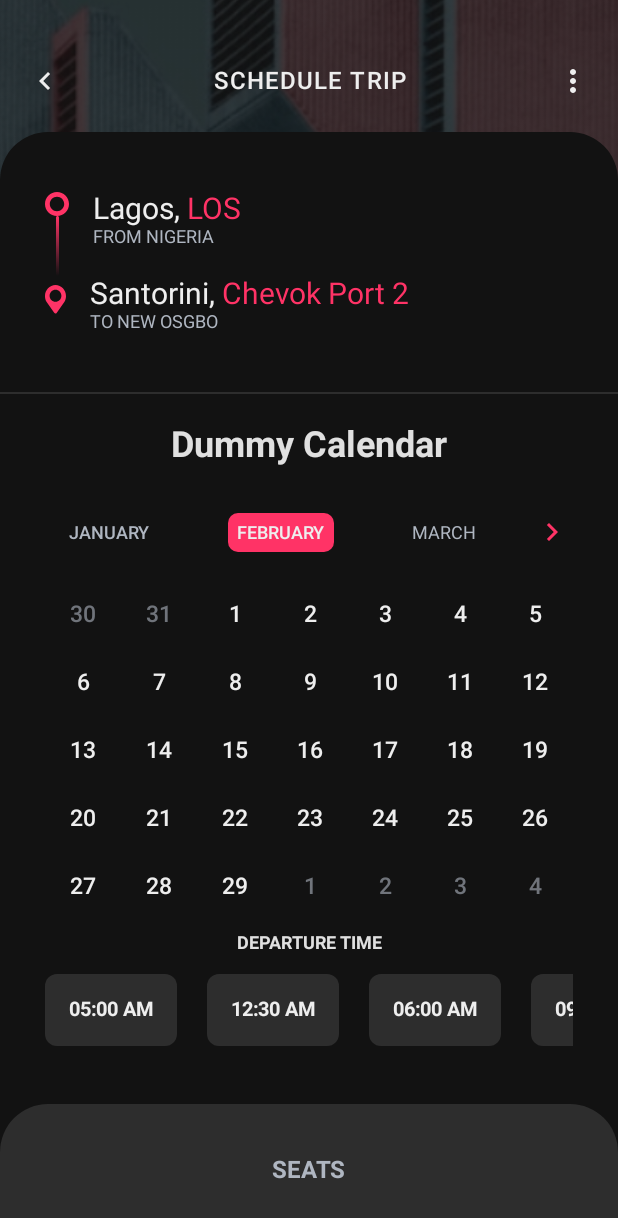
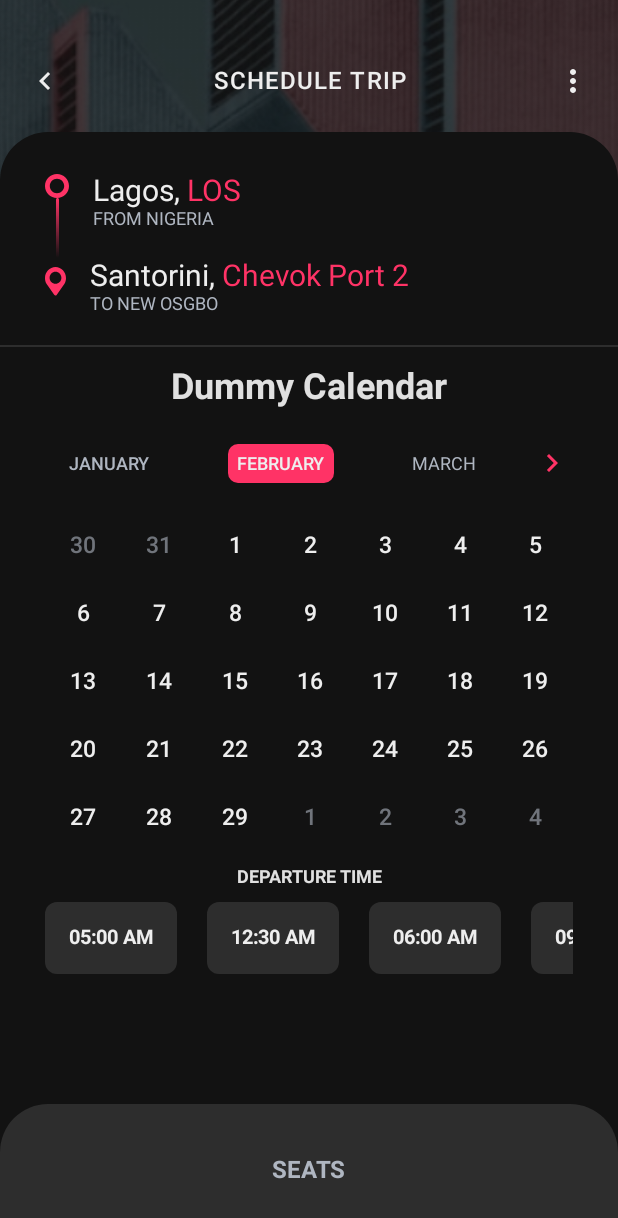
Before and after one commit to rvenky125/StackView, an Android app built with Jetpack Compose: the screen it shows after launch (MainActivity), on a phone screen of 412 x 824 dp. Shown: the top 1218 px of the screen. Run offline under Robolectric (Android 15) with nearby library versions, the phone set to English and light mode, and no system bars; our stand-ins replace accompanist.

Commit message:
Final commit

```diff
--- a/app/src/main/java/com/famas/stackviewexample/Util.kt
+++ b/app/src/main/java/com/famas/stackviewexample/Util.kt
@@ -1,8 +1,10 @@
 package com.famas.stackviewexample
 
 import androidx.compose.runtime.Composable
+import androidx.compose.ui.platform.LocalConfiguration
 import androidx.compose.ui.platform.LocalDensity
 import androidx.compose.ui.unit.Dp
+import androidx.compose.ui.unit.dp
 
 @Composable
 fun Dp.toPx(): Float {
@@ -10,3 +12,20 @@ fun Dp.toPx(): Float {
         toPx()
     }
 }
+
+
+@Composable
+fun getScreenSize(): ScreenSize {
+    val configuration = LocalConfiguration.current
+
+    val screenHeight = configuration.screenHeightDp.dp
+    val screenWidth = configuration.screenWidthDp.dp
+
+    return ScreenSize(screenWidth, screenHeight)
+}
+
+
+data class ScreenSize(
+    val width: Dp,
+    val height: Dp
+)
--- a/app/src/main/java/com/famas/stackviewexample/components/Calendar.kt
+++ b/app/src/main/java/com/famas/stackviewexample/components/Calendar.kt
@@ -39,6 +39,7 @@ import androidx.compose.ui.text.font.FontWeight
 import androidx.compose.ui.text.style.TextAlign
 import androidx.compose.ui.unit.dp
 import androidx.compose.ui.unit.sp
+import com.famas.stackviewexample.getScreenSize
 import com.famas.stackviewexample.ui.theme.ColorOnSurfaceVariant
 import com.famas.stackviewexample.ui.theme.ColorSurfaceDisabled
 import com.famas.stackviewexample.ui.theme.SpaceLarge
@@ -62,6 +63,8 @@ fun Calendar(
     setSelectedStartDateIndex: (Int?) -> Unit,
     setSelectedEndDateIndex: (Int?) -> Unit,
 ) {
+    val size = getScreenSize()
+
     Column {
         Row(
             modifier = Modifier
@@ -160,7 +163,7 @@ fun Calendar(
             fontWeight = FontWeight.Bold,
             modifier = Modifier
                 .fillMaxWidth()
-                .padding(top = SpaceSemiSmall),
+                .padding(top = size.height * 0.01f),
             textAlign = TextAlign.Center,
             lineHeight = 18.sp
         )
@@ -169,7 +172,7 @@ fun Calendar(
             modifier = Modifier
                 .fillMaxWidth()
                 .padding(horizontal = 30.dp)
-                .padding(top = SpaceMedium)
+                .padding(top = size.height * 0.01f)
         ) {
             itemsIndexed(timeSlots) { i, str ->
                 TimeChip(
--- a/app/src/main/java/com/famas/stackviewexample/components/ScheduleCalendarExpanded.kt
+++ b/app/src/main/java/com/famas/stackviewexample/components/ScheduleCalendarExpanded.kt
@@ -2,6 +2,9 @@ package com.famas.stackviewexample.components
 
 import androidx.compose.foundation.Image
 import androidx.compose.foundation.background
+import androidx.compose.foundation.gestures.Orientation
+import androidx.compose.foundation.gestures.scrollable
+import androidx.compose.foundation.layout.Arrangement
 import androidx.compose.foundation.layout.Column
 import androidx.compose.foundation.layout.Row
 import androidx.compose.foundation.layout.Spacer
@@ -9,6 +12,7 @@ import androidx.compose.foundation.layout.fillMaxSize
 import androidx.compose.foundation.layout.fillMaxWidth
 import androidx.compose.foundation.layout.height
 import androidx.compose.foundation.layout.padding
+import androidx.compose.foundation.rememberScrollState
 import androidx.compose.material.Divider
 import androidx.compose.material.MaterialTheme
 import androidx.compose.material.Text
@@ -22,6 +26,7 @@ import androidx.compose.ui.text.font.FontWeight
 import androidx.compose.ui.text.style.TextAlign
 import androidx.compose.ui.unit.sp
 import com.famas.stackviewexample.R
+import com.famas.stackviewexample.getScreenSize
 import com.famas.stackviewexample.ui.theme.ColorOnSurfaceVariant
 import com.famas.stackviewexample.ui.theme.SpaceLarge
 import com.famas.stackviewexample.ui.theme.SpaceMedium
@@ -38,11 +43,12 @@ fun ScheduleCalendarExpanded(
     setSelectedStartDateIndex: (Int?) -> Unit,
     setSelectedEndDateIndex: (Int?) -> Unit,
 ) {
+    val size = getScreenSize()
     Column(
         modifier = Modifier
             .fillMaxSize()
     ) {
-        Column(modifier = Modifier.padding(horizontal = SpaceLarge * 1.5f, vertical = SpaceLarge)) {
+        Column(modifier = Modifier.padding(horizontal = SpaceLarge * 1.5f, vertical = size.height * 0.01f)) {
             Row(verticalAlignment = Alignment.CenterVertically) {
                 FromIcon(modifier = Modifier.padding(top = SpaceLarge))
                 Column(modifier = Modifier.padding(start = SpaceSemiLarge)) {
@@ -100,17 +106,16 @@ fun ScheduleCalendarExpanded(
             }
         }
 
-        Divider(modifier = Modifier.padding(vertical = SpaceLarge))
+        Divider(modifier = Modifier.padding(vertical = size.height * 0.015f))
 
         Text(
             text = "Dummy Calendar",
-            fontSize = 24.0
-                .sp,
+            fontSize = 24.0.sp,
             fontWeight = FontWeight.Bold,
             modifier = Modifier.fillMaxWidth(),
             textAlign = TextAlign.Center
         )
-        Spacer(modifier = Modifier.height(SpaceLarge))
+        Spacer(modifier = Modifier.height(size.height * 0.015f))
         Calendar(
             selectedTimeChipIndex,
             selectedStartDateIndex,
```
Also changed, not shown: app/src/main/java/com/famas/stackviewexample/StackScreen.kt (+6 -1 lines), app/src/main/java/com/famas/stackviewexample/components/ScheduleCalendarCollpse.kt (+16 -6 lines), app/src/main/java/com/famas/stackviewexample/components/Seats.kt (+12 -4 lines), 2 other files.
